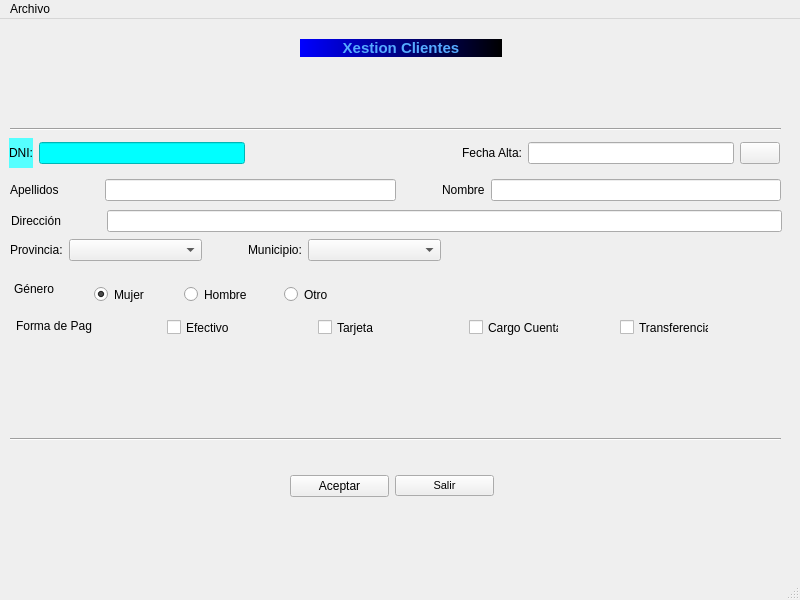
RadicalKill/fernandezserra, file window.ui: the form before one commit.
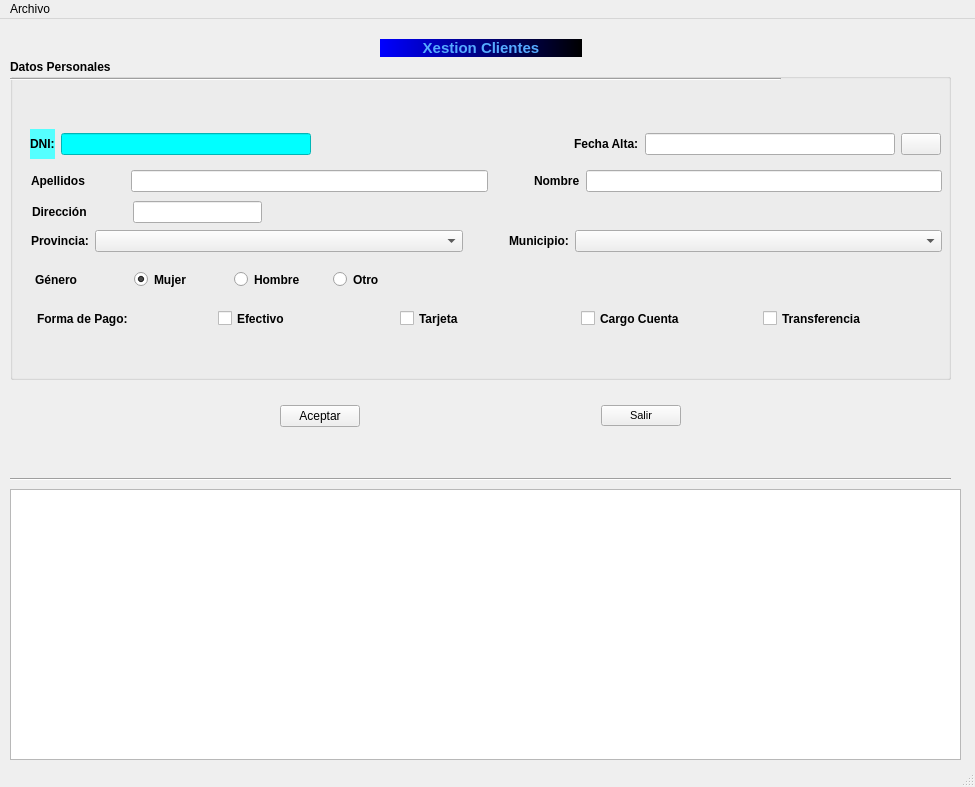
The form after the commit. Icons and pictures are not drawn.

Patch:
```diff
--- a/window.ui
+++ b/window.ui
@@ -6,8 +6,8 @@
    <rect>
     <x>0</x>
     <y>0</y>
-    <width>800</width>
-    <height>600</height>
+    <width>975</width>
+    <height>787</height>
    </rect>
   </property>
   <property name="windowTitle">
@@ -17,116 +17,10 @@
    <string notr="true"/>
   </property>
   <widget class="QWidget" name="centralwidget">
-   <widget class="QWidget" name="layoutWidget">
-    <property name="geometry">
-     <rect>
-      <x>290</x>
-      <y>430</y>
-      <width>204</width>
-      <height>75</height>
-     </rect>
-    </property>
-    <layout class="QGridLayout" name="gridLayout">
-     <item row="0" column="0">
-      <widget class="QPushButton" name="btnAceptar">
-       <property name="text">
-        <string>Aceptar</string>
-       </property>
-      </widget>
-     </item>
-     <item row="0" column="1">
-      <widget class="QPushButton" name="btnSalir">
-       <property name="font">
-        <font>
-         <pointsize>8</pointsize>
-        </font>
-       </property>
-       <property name="text">
-        <string>Salir</string>
-       </property>
-      </widget>
-     </item>
-    </layout>
-   </widget>
-   <widget class="QWidget" name="layoutWidget">
-    <property name="geometry">
-     <rect>
-      <x>10</x>
-      <y>160</y>
-      <width>771</width>
-      <height>22</height>
-     </rect>
-    </property>
-    <layout class="QHBoxLayout" name="horizontalLayout">
-     <item>
-      <widget class="QLabel" name="lblApel">
-       <property name="text">
-        <string>Apellidos</string>
-       </property>
-      </widget>
-     </item>
-     <item>
-      <spacer name="horizontalSpacer_2">
-       <property name="orientation">
-        <enum>Qt::Horizontal</enum>
-       </property>
-       <property name="sizeType">
-        <enum>QSizePolicy::Preferred</enum>
-       </property>
-       <property name="sizeHint" stdset="0">
-        <size>
-         <width>40</width>
-         <height>20</height>
-        </size>
-       </property>
-      </spacer>
-     </item>
-     <item>
-      <widget class="QLineEdit" name="txtApel">
-       <property name="text">
-        <string/>
-       </property>
-      </widget>
-     </item>
-     <item>
-      <spacer name="horizontalSpacer">
-       <property name="orientation">
-        <enum>Qt::Horizontal</enum>
-       </property>
-       <property name="sizeType">
-        <enum>QSizePolicy::Preferred</enum>
-       </property>
-       <property name="sizeHint" stdset="0">
-        <size>
-         <width>40</width>
-         <height>20</height>
-        </size>
-       </property>
-      </spacer>
-     </item>
-     <item>
-      <widget class="QLabel" name="lblNombre">
-       <property name="text">
-        <string>Nombre</string>
-       </property>
-      </widget>
-     </item>
-     <item>
-      <widget class="QLineEdit" name="txtNombre">
-       <property name="sizePolicy">
-        <sizepolicy hsizetype="Expanding" vsizetype="Fixed">
-         <horstretch>0</horstretch>
-         <verstretch>0</verstretch>
-        </sizepolicy>
-       </property>
-      </widget>
-     </item>
-    </layout>
-   </widget>
    <widget class="QLabel" name="lblClientes">
     <property name="geometry">
      <rect>
-      <x>300</x>
+      <x>380</x>
       <y>20</y>
       <width>202</width>
       <height>18</height>
@@ -152,15 +46,43 @@
      <set>Qt::AlignCenter</set>
     </property>
    </widget>
+   <widget class="QGroupBox" name="groupBox">
+    <property name="geometry">
+     <rect>
+      <x>10</x>
+      <y>40</y>
+      <width>941</width>
+      <height>321</height>
+     </rect>
+    </property>
+    <property name="font">
+     <font>
+      <weight>75</weight>
+      <bold>true</bold>
+     </font>
+    </property>
+    <property name="title">
+     <string>Datos Personales</string>
+    </property>
+    <widget class="QWidget" name="">
+     <property name="geometry">
+      <rect>
+       <x>25</x>
+       <y>211</y>
+       <width>391</width>
+       <height>19</height>
+      </rect>
+     </property>
+     <layout class="QHBoxLayout" name="horizontalLayout_5">
+      <item>
+       <widget class="QLabel" name="lblGen">
+        <property name="text">
+         <string>Género</string>
+        </property>
+       </widget>
+      </item>
+      <item>
    <widget class="QRadioButton" name="rbtFem">
-    <property name="geometry">
-     <rect>
-      <x>94</x>
-      <y>267</y>
-      <width>82</width>
-      <height>17</height>
-     </rect>
-    </property>
     <property name="text">
      <string>Mujer</string>
     </property>
@@ -171,15 +93,9 @@
      <string notr="true">rbtGroupGen</string>
     </attribute>
    </widget>
+      </item>
+      <item>
    <widget class="QRadioButton" name="rbtHom">
-    <property name="geometry">
-     <rect>
-      <x>184</x>
-      <y>267</y>
-      <width>82</width>
-      <height>17</height>
-     </rect>
-    </property>
     <property name="text">
      <string>Hombre</string>
     </property>
@@ -187,15 +103,9 @@
      <string notr="true">rbtGroupGen</string>
     </attribute>
    </widget>
+      </item>
+      <item>
    <widget class="QRadioButton" name="rbtOtro">
-    <property name="geometry">
-     <rect>
-      <x>284</x>
-      <y>267</y>
-      <width>82</width>
-      <height>17</height>
-     </rect>
-    </property>
     <property name="text">
      <string>Otro</string>
     </property>
@@ -203,128 +113,128 @@
      <string notr="true">rbtGroupGen</string>
     </attribute>
    </widget>
-   <widget class="QLabel" name="lblGen">
+      </item>
+     </layout>
+    </widget>
+    <widget class="QWidget" name="layoutWidget">
     <property name="geometry">
      <rect>
-      <x>14</x>
-      <y>260</y>
-      <width>47</width>
-      <height>20</height>
-     </rect>
-    </property>
+       <x>21</x>
+       <y>111</y>
+       <width>911</width>
+       <height>22</height>
+      </rect>
+     </property>
+     <layout class="QHBoxLayout" name="horizontalLayout">
+      <item>
+       <widget class="QLabel" name="lblApel">
     <property name="text">
-     <string>Género</string>
-    </property>
-   </widget>
-   <widget class="Line" name="line">
-    <property name="geometry">
-     <rect>
-      <x>10</x>
-      <y>410</y>
-      <width>771</width>
-      <height>20</height>
-     </rect>
-    </property>
+         <string>Apellidos</string>
+        </property>
+       </widget>
+      </item>
+      <item>
+       <spacer name="horizontalSpacer_2">
     <property name="orientation">
      <enum>Qt::Horizontal</enum>
     </property>
-   </widget>
-   <widget class="QCheckBox" name="PagoEfectivo">
-    <property name="geometry">
-     <rect>
-      <x>167</x>
-      <y>300</y>
-      <width>62</width>
-      <height>17</height>
-     </rect>
-    </property>
+        <property name="sizeType">
+         <enum>QSizePolicy::Preferred</enum>
+        </property>
+        <property name="sizeHint" stdset="0">
+         <size>
+          <width>40</width>
+          <height>20</height>
+         </size>
+        </property>
+       </spacer>
+      </item>
+      <item>
+       <widget class="QLineEdit" name="txtApel">
     <property name="text">
-     <string>Efectivo</string>
-    </property>
-    <attribute name="buttonGroup">
-     <string notr="true">rbtGroupPago</string>
-    </attribute>
-   </widget>
-   <widget class="QLabel" name="lblPago">
-    <property name="geometry">
-     <rect>
-      <x>16</x>
-      <y>299</y>
-      <width>76</width>
-      <height>16</height>
-     </rect>
-    </property>
-    <property name="text">
-     <string>Forma de Pago:</string>
-    </property>
-   </widget>
-   <widget class="QCheckBox" name="PagoTarjeta">
-    <property name="geometry">
-     <rect>
-      <x>318</x>
-      <y>300</y>
-      <width>58</width>
-      <height>17</height>
-     </rect>
-    </property>
+         <string/>
+        </property>
+       </widget>
+      </item>
+      <item>
+       <spacer name="horizontalSpacer">
+        <property name="orientation">
+         <enum>Qt::Horizontal</enum>
+        </property>
+        <property name="sizeType">
+         <enum>QSizePolicy::Preferred</enum>
+        </property>
+        <property name="sizeHint" stdset="0">
+         <size>
+          <width>40</width>
+          <height>20</height>
+         </size>
+        </property>
+       </spacer>
+      </item>
+      <item>
+       <widget class="QLabel" name="lblNombre">
     <property name="text">
-     <string>Tarjeta</string>
-    </property>
-    <attribute name="buttonGroup">
-     <string notr="true">rbtGroupPago</string>
-    </attribute>
-   </widget>
-   <widget class="QCheckBox" name="PagoCuenta">
-    <property name="geometry">
-     <rect>
-      <x>469</x>
-      <y>300</y>
-      <width>90</width>
-      <height>17</height>
-     </rect>
-    </property>
-    <property name="text">
-     <string>Cargo Cuenta</string>
-    </property>
-    <attribute name="buttonGroup">
-     <string notr="true">rbtGroupPago</string>
-    </attribute>
-   </widget>
-   <widget class="QCheckBox" name="PagoTransfer">
+         <string>Nombre</string>
+        </property>
+       </widget>
+      </item>
+      <item>
+       <widget class="QLineEdit" name="txtNombre">
+        <property name="sizePolicy">
+         <sizepolicy hsizetype="Expanding" vsizetype="Fixed">
+          <horstretch>0</horstretch>
+          <verstretch>0</verstretch>
+         </sizepolicy>
+        </property>
+       </widget>
+      </item>
+     </layout>
+    </widget>
+    <widget class="QWidget" name="layoutWidget">
     <property name="geometry">
      <rect>
-      <x>620</x>
-      <y>300</y>
-      <width>89</width>
-      <height>17</height>
-     </rect>
-    </property>
+       <x>22</x>
+       <y>142</y>
+       <width>230</width>
+       <height>22</height>
+      </rect>
+     </property>
+     <layout class="QHBoxLayout" name="horizontalLayout_3">
+      <item>
+       <widget class="QLabel" name="lblDir">
     <property name="text">
-     <string>Transferencia</string>
-    </property>
-    <attribute name="buttonGroup">
-     <string notr="true">rbtGroupPago</string>
-    </attribute>
-   </widget>
-   <widget class="Line" name="line_2">
-    <property name="geometry">
-     <rect>
-      <x>10</x>
-      <y>100</y>
-      <width>771</width>
-      <height>20</height>
-     </rect>
-    </property>
+         <string>Dirección</string>
+        </property>
+       </widget>
+      </item>
+      <item>
+       <spacer name="horizontalSpacer_3">
     <property name="orientation">
      <enum>Qt::Horizontal</enum>
     </property>
+        <property name="sizeType">
+         <enum>QSizePolicy::Fixed</enum>
+        </property>
+        <property name="sizeHint" stdset="0">
+         <size>
+          <width>40</width>
+          <height>20</height>
+         </size>
+        </property>
+       </spacer>
+      </item>
+      <item>
+       <widget class="QLineEdit" name="txtDir"/>
+      </item>
+     </layout>
    </widget>
    <widget class="QWidget" name="layoutWidget">
     <property name="geometry">
      <rect>
-      <x>10</x>
-      <y>220</y>
-      <width>431</width>
+       <x>21</x>
+       <y>171</y>
+       <width>911</width>
       <height>22</height>
      </rect>
     </property>
@@ -384,9 +294,9 @@
    <widget class="QWidget" name="layoutWidget">
     <property name="geometry">
      <rect>
-      <x>9</x>
-      <y>119</y>
-      <width>771</width>
+       <x>20</x>
+       <y>70</y>
+       <width>911</width>
       <height>30</height>
      </rect>
     </property>
@@ -481,31 +391,113 @@
      </item>
     </layout>
    </widget>
-   <widget class="QWidget" name="layoutWidget">
+    <widget class="Line" name="line_2">
     <property name="geometry">
      <rect>
-      <x>11</x>
-      <y>191</y>
+       <x>0</x>
+       <y>10</y>
       <width>771</width>
-      <height>22</height>
-     </rect>
-    </property>
-    <layout class="QHBoxLayout" name="horizontalLayout_3">
+       <height>20</height>
+      </rect>
+     </property>
+     <property name="orientation">
+      <enum>Qt::Horizontal</enum>
+     </property>
+    </widget>
+    <widget class="QWidget" name="">
+     <property name="geometry">
+      <rect>
+       <x>27</x>
+       <y>250</y>
+       <width>901</width>
+       <height>19</height>
+      </rect>
+     </property>
+     <layout class="QHBoxLayout" name="horizontalLayout_6">
      <item>
-      <widget class="QLabel" name="lblDir">
+       <widget class="QLabel" name="lblPago">
        <property name="text">
-        <string>Dirección</string>
+         <string>Forma de Pago:</string>
        </property>
       </widget>
      </item>
      <item>
-      <spacer name="horizontalSpacer_3">
+       <widget class="QCheckBox" name="PagoEfectivo">
+        <property name="text">
+         <string>Efectivo</string>
+        </property>
+        <attribute name="buttonGroup">
+         <string notr="true">rbtGroupPago</string>
+        </attribute>
+       </widget>
+      </item>
+      <item>
+       <widget class="QCheckBox" name="PagoTarjeta">
+        <property name="text">
+         <string>Tarjeta</string>
+        </property>
+        <attribute name="buttonGroup">
+         <string notr="true">rbtGroupPago</string>
+        </attribute>
+       </widget>
+      </item>
+      <item>
+       <widget class="QCheckBox" name="PagoCuenta">
+        <property name="text">
+         <string>Cargo Cuenta</string>
+        </property>
+        <attribute name="buttonGroup">
+         <string notr="true">rbtGroupPago</string>
+        </attribute>
+       </widget>
+      </item>
+      <item>
+       <widget class="QCheckBox" name="PagoTransfer">
+        <property name="text">
+         <string>Transferencia</string>
+        </property>
+        <attribute name="buttonGroup">
+         <string notr="true">rbtGroupPago</string>
+        </attribute>
+       </widget>
+      </item>
+     </layout>
+    </widget>
+   </widget>
+   <widget class="QWidget" name="layoutWidget">
+    <property name="geometry">
+     <rect>
+      <x>280</x>
+      <y>360</y>
+      <width>401</width>
+      <height>75</height>
+     </rect>
+    </property>
+    <layout class="QGridLayout" name="gridLayout">
+     <item row="0" column="0">
+      <widget class="QPushButton" name="btnAceptar">
+       <property name="text">
+        <string>Aceptar</string>
+       </property>
+      </widget>
+     </item>
+     <item row="0" column="2">
+      <widget class="QPushButton" name="btnSalir">
+       <property name="font">
+        <font>
+         <pointsize>8</pointsize>
+        </font>
+       </property>
+       <property name="text">
+        <string>Salir</string>
+       </property>
+      </widget>
+     </item>
+     <item row="0" column="1">
+      <spacer name="horizontalSpacer_4">
        <property name="orientation">
         <enum>Qt::Horizontal</enum>
        </property>
-       <property name="sizeType">
-        <enum>QSizePolicy::Fixed</enum>
-       </property>
        <property name="sizeHint" stdset="0">
         <size>
          <width>40</width>
@@ -514,18 +506,38 @@
        </property>
       </spacer>
      </item>
-     <item>
-      <widget class="QLineEdit" name="txtDir"/>
-     </item>
     </layout>
    </widget>
+   <widget class="Line" name="line">
+    <property name="geometry">
+     <rect>
+      <x>10</x>
+      <y>450</y>
+      <width>941</width>
+      <height>20</height>
+     </rect>
+    </property>
+    <property name="orientation">
+     <enum>Qt::Horizontal</enum>
+    </property>
+   </widget>
+   <widget class="QTableWidget" name="tableWidget">
+    <property name="geometry">
+     <rect>
+      <x>10</x>
+      <y>470</y>
+      <width>951</width>
+      <height>271</height>
+     </rect>
+    </property>
+   </widget>
   </widget>
   <widget class="QMenuBar" name="menubar">
    <property name="geometry">
     <rect>
      <x>0</x>
      <y>0</y>
-     <width>800</width>
+     <width>975</width>
      <height>21</height>
     </rect>
    </property>
```
Lines whose indentation alone changed are shown as unchanged.
